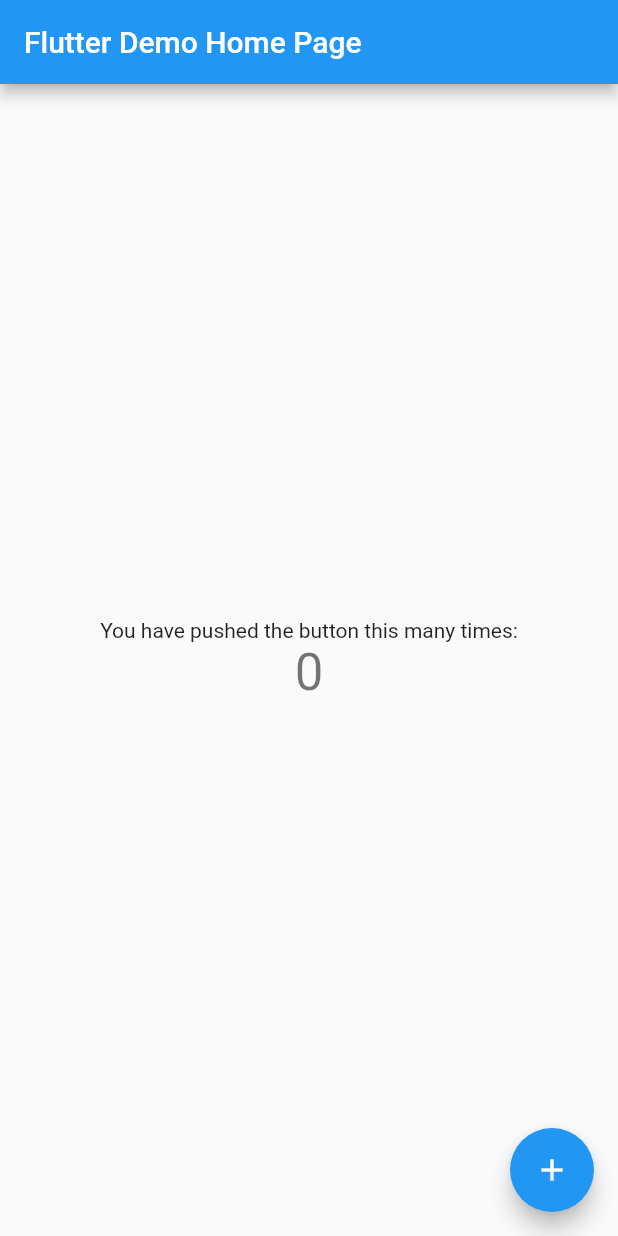
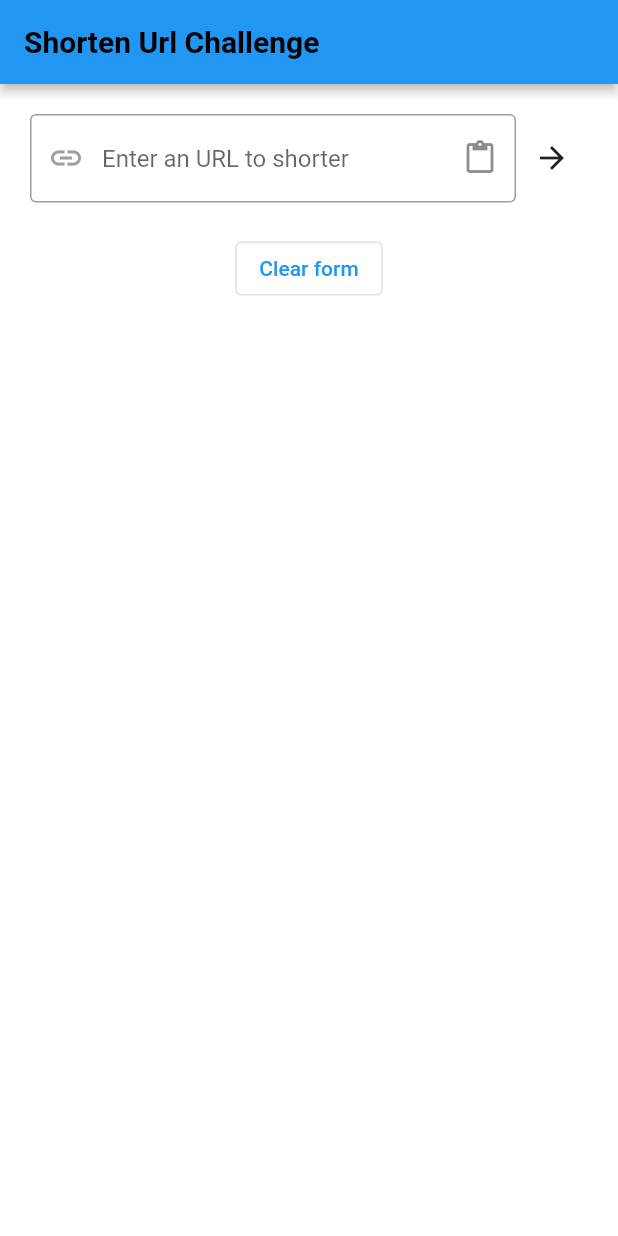
Before and after one commit to dulcoral/Url-Shortner, a Flutter app: the screen it shows after launch, on a phone screen of 412 x 824 dp. Run offline on Flutter 3.47's test engine with Material 2 defaults, Android fonts, the phone set to English and light mode, and no system bars; our stand-ins replace dartz, dio, equatable, flutter_riverpod; missing offline and left inert: clipboard.

Commit message:
UI shorten url and connect with logic

```diff
--- a/url_shortner/lib/main.dart
+++ b/url_shortner/lib/main.dart
@@ -1,4 +1,6 @@
 import 'package:flutter/material.dart';
+import 'package:flutter_riverpod/flutter_riverpod.dart';
+import 'package:url_shortner/presentation/home_screen.dart';
 
 void main() {
   runApp(const MyApp());
@@ -10,106 +12,15 @@ class MyApp extends StatelessWidget {
   // This widget is the root of your application.
   @override
   Widget build(BuildContext context) {
-    return MaterialApp(
-      title: 'Flutter Demo',
-      theme: ThemeData(
-        // This is the theme of your application.
-        //
-        // Try running your application with "flutter run". You'll see the
-        // application has a blue toolbar. Then, without quitting the app, try
-        // changing the primarySwatch below to Colors.green and then invoke
-        // "hot reload" (press "r" in the console where you ran "flutter run",
-        // or simply save your changes to "hot reload" in a Flutter IDE).
-        // Notice that the counter didn't reset back to zero; the application
-        // is not restarted.
-        primarySwatch: Colors.blue,
+    return ProviderScope(
+      child: MaterialApp(
+        debugShowCheckedModeBanner: false,
+        title: 'Flutter Demo',
+        theme: ThemeData(
+          primarySwatch: Colors.blue,
+        ),
+        home: HomeScreen(),
       ),
-      home: const MyHomePage(title: 'Flutter Demo Home Page'),
     );
   }
 }
-
-class MyHomePage extends StatefulWidget {
-  const MyHomePage({super.key, required this.title});
-
-  // This widget is the home page of your application. It is stateful, meaning
-  // that it has a State object (defined below) that contains fields that affect
-  // how it looks.
-
-  // This class is the configuration for the state. It holds the values (in this
-  // case the title) provided by the parent (in this case the App widget) and
-  // used by the build method of the State. Fields in a Widget subclass are
-  // always marked "final".
-
-  final String title;
-
-  @override
-  State<MyHomePage> createState() => _MyHomePageState();
-}
-
-class _MyHomePageState extends State<MyHomePage> {
-  int _counter = 0;
-
-  void _incrementCounter() {
-    setState(() {
-      // This call to setState tells the Flutter framework that something has
-      // changed in this State, which causes it to rerun the build method below
-      // so that the display can reflect the updated values. If we changed
-      // _counter without calling setState(), then the build method would not be
-      // called again, and so nothing would appear to happen.
-      _counter++;
-    });
-  }
-
-  @override
-  Widget build(BuildContext context) {
-    // This method is rerun every time setState is called, for instance as done
-    // by the _incrementCounter method above.
-    //
-    // The Flutter framework has been optimized to make rerunning build methods
-    // fast, so that you can just rebuild anything that needs updating rather
-    // than having to individually change instances of widgets.
-    return Scaffold(
-      appBar: AppBar(
-        // Here we take the value from the MyHomePage object that was created by
-        // the App.build method, and use it to set our appbar title.
-        title: Text(widget.title),
-      ),
-      body: Center(
-        // Center is a layout widget. It takes a single child and positions it
-        // in the middle of the parent.
-        child: Column(
-          // Column is also a layout widget. It takes a list of children and
-          // arranges them vertically. By default, it sizes itself to fit its
-          // children horizontally, and tries to be as tall as its parent.
-          //
-          // Invoke "debug painting" (press "p" in the console, choose the
-          // "Toggle Debug Paint" action from the Flutter Inspector in Android
-          // Studio, or the "Toggle Debug Paint" command in Visual Studio Code)
-          // to see the wireframe for each widget.
-          //
-          // Column has various properties to control how it sizes itself and
-          // how it positions its children. Here we use mainAxisAlignment to
-          // center the children vertically; the main axis here is the vertical
-          // axis because Columns are vertical (the cross axis would be
-          // horizontal).
-          mainAxisAlignment: MainAxisAlignment.center,
-          children: <Widget>[
-            const Text(
-              'You have pushed the button this many times:',
-            ),
-            Text(
-              '$_counter',
-              style: Theme.of(context).textTheme.headline4,
-            ),
-          ],
-        ),
-      ),
-      floatingActionButton: FloatingActionButton(
-        onPressed: _incrementCounter,
-        tooltip: 'Increment',
-        child: const Icon(Icons.add),
-      ), // This trailing comma makes auto-formatting nicer for build methods.
-    );
-  }
-}
--- /dev/null
+++ b/url_shortner/lib/presentation/home_screen.dart
@@ -0,0 +1,23 @@
+import 'package:flutter/material.dart';
+import 'package:url_shortner/presentation/shortener_url_screen.dart';
+
+class HomeScreen extends StatelessWidget {
+  const HomeScreen({Key? key}) : super(key: key);
+  @override
+  Widget build(BuildContext context) {
+    return Scaffold(
+        backgroundColor: Colors.white,
+        appBar: AppBar(
+          backgroundColor: Colors.blue,
+          elevation: 3,
+          title: const Text(
+            "Shorten Url Challenge",
+            style: TextStyle(
+                color: Colors.black, fontSize: 20, fontWeight: FontWeight.bold),
+          ),
+          centerTitle: false,
+          automaticallyImplyLeading: false,
+        ),
+        body: const ShortenerUrlScreen());
+  }
+}
--- /dev/null
+++ b/url_shortner/lib/presentation/shortener_url_screen.dart
@@ -0,0 +1,148 @@
+import 'package:clipboard/clipboard.dart';
+import 'package:flutter/material.dart';
+import 'package:flutter_riverpod/flutter_riverpod.dart';
+import 'package:url_shortner/domain/entities.dart/shorten_url.dart';
+import 'package:url_shortner/presentation/url_viewmodel.dart';
+import 'package:url_shortner/utils/utils.dart';
+
+class ShortenerUrlScreen extends ConsumerStatefulWidget {
+  const ShortenerUrlScreen({super.key});
+
+  @override
+  ConsumerState<ShortenerUrlScreen> createState() => _ShortenerUrlScreenState();
+}
+
+class _ShortenerUrlScreenState extends ConsumerState<ShortenerUrlScreen> {
+  late UrlViewModel viewModel;
+  String text = "";
+  List<ShortenUrl> items = List.empty(growable: true);
+  final controller = TextEditingController();
+  String originalUrl = '';
+
+  @override
+  void initState() {
+    viewModel = ref.read(urlViewModelProvider);
+    super.initState();
+  }
+
+  void getShortenUrl() async {
+    if (originalUrl.isNotEmpty && Utils().isValidUrl(originalUrl)) {
+      viewModel.createUrlAlias(originalUrl);
+      setState(() {});
+    } else {
+      showSnackErrorBar();
+    }
+  }
+
+  void resetForm() {
+    originalUrl = '';
+    controller.text = '';
+  }
+
+  void showSnackErrorBar() {
+    const snackBar = SnackBar(
+      content: Text('Please, enter a valid URL'),
+      backgroundColor: Colors.redAccent,
+      duration: Duration(seconds: 1),
+    );
+    ScaffoldMessenger.of(context).showSnackBar(snackBar);
+  }
+
+  void handleShortenUrlResult() {
+    final result =
+        ref.watch(urlViewModelProvider.select((value) => value.result));
+    result?.fold((l) => showSnackErrorBar(), ((r) => items.add(r)));
+  }
+
+  @override
+  void dispose() {
+    controller.dispose();
+    super.dispose();
+  }
+
+  @override
+  Widget build(BuildContext context) {
+    handleShortenUrlResult();
+    return SingleChildScrollView(
+      child: Column(crossAxisAlignment: CrossAxisAlignment.stretch, children: [
+        Padding(
+          padding: const EdgeInsets.all(20.0),
+          child: Center(
+              child: Form(
+                  autovalidateMode: AutovalidateMode.always,
+                  child: Row(
+                    mainAxisSize: MainAxisSize.min,
+                    children: <Widget>[
+                      Expanded(
+                          child: TextFormField(
+                              controller: controller,
+                              decoration: InputDecoration(
+                                  border: OutlineInputBorder(
+                                      borderRadius: BorderRadius.circular(4),
+                                      borderSide: const BorderSide(
+                                          color: Colors.purple)),
+                                  prefixIcon: const Icon(Icons.link,
+                                      color: Colors.grey),
+                                  suffixIcon: IconButton(
+                                    icon: const Icon(Icons.paste),
+                                    onPressed: () {
+                                      FlutterClipboard.paste().then((value) {
+                                        setState(() {
+                                          controller.text = value;
+                                          originalUrl = value;
+                                        });
+                                      });
+                                    },
+                                  ),
+                                  hintText: "Enter an URL to shorter"),
+                              keyboardType: TextInputType.url,
+                              validator: (value) {
+                                if (value == null ||
+                                    !Utils().isValidUrl(value) && value != '') {
+                                  return 'Invalidate Url';
+                                }
+                                return null;
+                              },
+                              onChanged: (string) {
+                                originalUrl = string.trim();
+                              })),
+                      IconButton(
+                          icon: const Icon(Icons.arrow_forward),
+                          onPressed: getShortenUrl),
+                    ],
+                  ))),
+        ),
+        Align(
+            alignment: Alignment.center,
+            child: OutlinedButton(
+              onPressed: resetForm,
+              child: const Text('Clear form'),
+            )),
+        if (items.isNotEmpty)
+          Text('Recently shortened URLs',
+              style: const TextStyle(
+                  color: Colors.black,
+                  fontSize: 20,
+                  fontWeight: FontWeight.bold)),
+        ListView.builder(
+            scrollDirection: Axis.vertical,
+            physics: NeverScrollableScrollPhysics(),
+            itemCount: items.toSet().length,
+            shrinkWrap: true,
+            itemBuilder: (BuildContext context, int index) {
+              return Padding(
+                  padding: const EdgeInsets.fromLTRB(12, 3, 12, 7),
+                  child: Card(
+                      elevation: 5,
+                      shape: RoundedRectangleBorder(
+                          borderRadius: BorderRadius.circular(6)),
+                      child: ListTile(
+                          title: SelectableText(
+                              items.toSet().toList()[index].short.toString()),
+                          subtitle: SelectableText(
+                              items.toSet().toList()[index].self.toString()))));
+            })
+      ]),
+    );
+  }
+}
--- a/url_shortner/lib/presentation/url_viewmodel.dart
+++ b/url_shortner/lib/presentation/url_viewmodel.dart
@@ -21,8 +21,9 @@ class UrlViewModel with ChangeNotifier {
   Either<AppError, ShortenUrl>? get result => _result;
 
   Future<void> createUrlAlias(String url) async {
-    _result = await _repository
+    await _repository
         .createUrlAlias(url: url)
+        .then((value) => _result = value)
         .whenComplete(() => notifyListeners());
   }
 }
--- /dev/null
+++ b/url_shortner/lib/utils/utils.dart
@@ -0,0 +1,9 @@
+class Utils {
+  bool isValidUrl(String url) {
+    try {
+      return Uri.parse(url).isAbsolute;
+    } catch (e) {
+      return false;
+    }
+  }
+}
--- a/url_shortner/pubspec.yaml
+++ b/url_shortner/pubspec.yaml
@@ -40,6 +40,7 @@ dependencies:
   flutter_riverpod: ^1.0.4
   equatable: ^2.0.5
   dartz: ^0.10.1
+  clipboard: ^0.1.3
 
 
 
```
Also changed, not shown: 1 other file.
